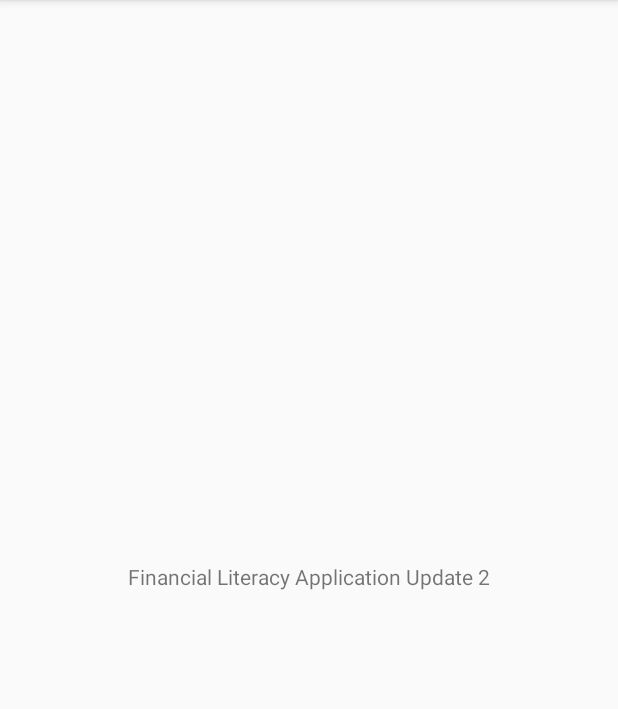
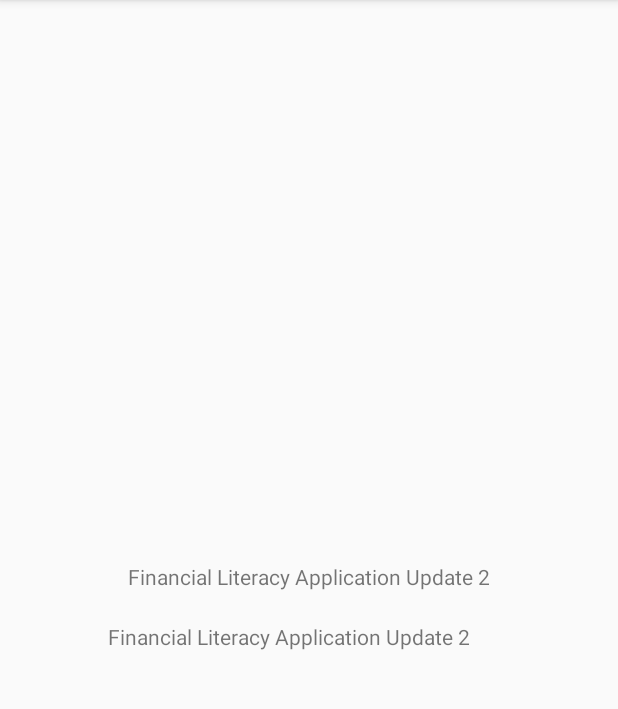
Before and after one commit to Synix12345/INFS3605FinancialLiteracy, an Android app: the screen it shows after launch (MainActivity), on a phone screen of 412 x 824 dp, the part 84-793 px from its top. Run offline under Robolectric (Android 15) with nearby library versions, the light colour scheme and no system bars.

Commit message:
copied some stuff

```diff
--- a/app/src/main/java/com/example/infs3605financialliteracy/MainActivity.java
+++ b/app/src/main/java/com/example/infs3605financialliteracy/MainActivity.java
@@ -10,5 +10,7 @@ public class MainActivity extends AppCompatActivity {
     protected void onCreate(Bundle savedInstanceState) {
         super.onCreate(savedInstanceState);
         setContentView(R.layout.activity_main);
+
+
     }
 }
--- a/app/src/main/res/layout/activity_main.xml
+++ b/app/src/main/res/layout/activity_main.xml
@@ -5,6 +5,18 @@
     android:layout_width="match_parent"
     android:layout_height="match_parent"
     tools:context=".MainActivity">
+
+    <TextView
+        android:id="@+id/textView"
+        android:layout_width="wrap_content"
+        android:layout_height="wrap_content"
+        android:text="Financial Literacy Application Update 2"
+        app:layout_constraintBottom_toBottomOf="parent"
+        app:layout_constraintHorizontal_bias="0.42"
+        app:layout_constraintLeft_toLeftOf="parent"
+        app:layout_constraintRight_toRightOf="parent"
+        app:layout_constraintTop_toTopOf="parent"
+        app:layout_constraintVertical_bias="0.554" />
 
     <TextView
         android:layout_width="wrap_content"
--- a/build.gradle
+++ b/build.gradle
@@ -7,7 +7,7 @@ buildscript {
 
     }
     dependencies {
-        classpath 'com.android.tools.build:gradle:3.5.0'
+        classpath 'com.android.tools.build:gradle:3.6.1'
 
         // NOTE: Do not place your application dependencies here; they belong
         // in the individual module build.gradle files
```
Also changed, not shown: gradle/wrapper/gradle-wrapper.properties.
